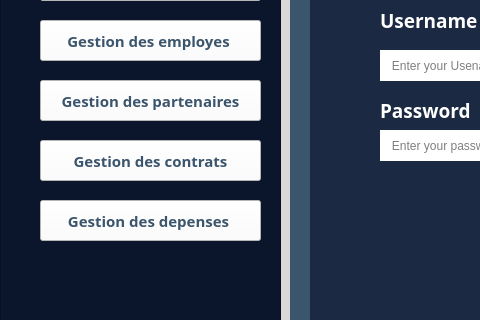
The window that Desktop/Integration/mainwindow.ui (Projet-CPP-2A6/NexApp) describes before a commit, drawn with Qt 5; both pictures show x 0 to 480 and y 190 to 510 of the 1102 by 726 pixel window.
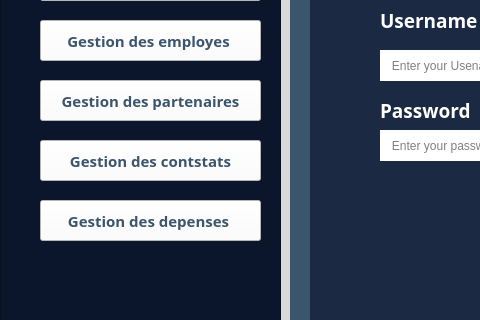
The same window after the commit. Icons and pictures are not drawn.

Diff of the .ui file:
```diff
--- a/Desktop/Integration/mainwindow.ui
+++ b/Desktop/Integration/mainwindow.ui
@@ -132,7 +132,7 @@
 </string>
      </property>
      <property name="text">
-      <string>Gestion des contrats</string>
+      <string>Gestion des contstats</string>
      </property>
     </widget>
     <widget class="QPushButton" name="pushButton_6">
```
